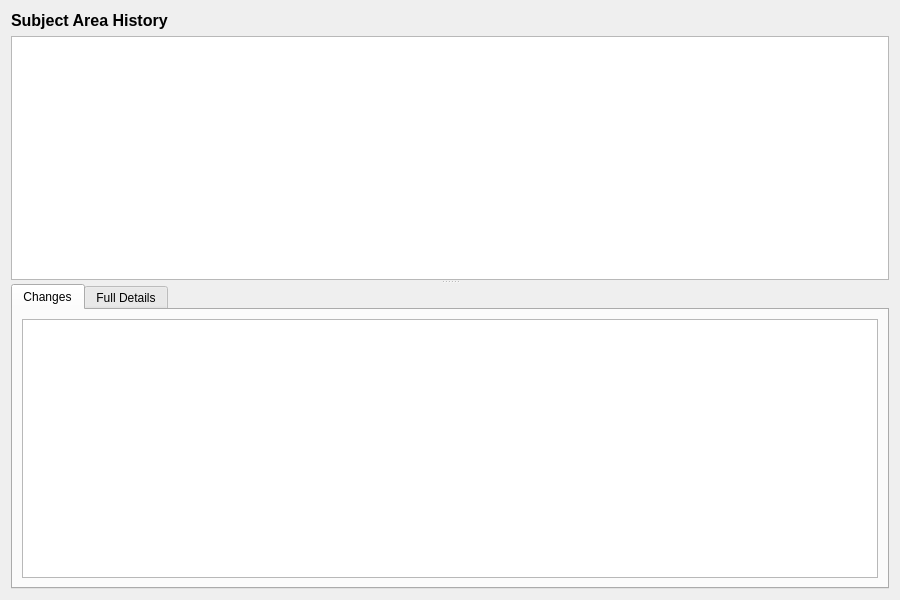
This is projects/ores.qt/ui/SubjectAreaHistoryDialog.ui in OreStudio/OreStudio as Qt 5 draws it before an edit. The edited form follows.
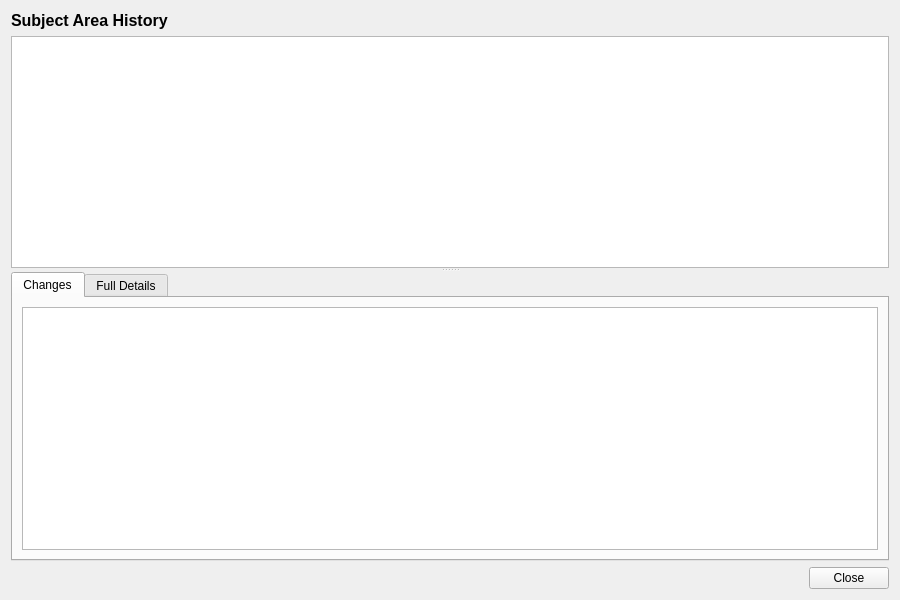
This is the edited form.

Commit message: [qt] Remove toolbars from detail dialogs; add Close button throughout

The edit to the form file:
```diff
--- a/projects/ores.qt/ui/SubjectAreaHistoryDialog.ui
+++ b/projects/ores.qt/ui/SubjectAreaHistoryDialog.ui
@@ -196,6 +196,27 @@
      </widget>
     </widget>
    </item>
+   <item>
+    <layout class="QHBoxLayout" name="buttonLayout">
+     <item>
+      <spacer name="horizontalSpacer">
+       <property name="orientation">
+        <enum>Qt::Horizontal</enum>
+       </property>
+       <property name="sizeHint" stdset="0">
+        <size><width>40</width><height>20</height></size>
+       </property>
+      </spacer>
+     </item>
+     <item>
+      <widget class="QPushButton" name="closeButton">
+       <property name="text">
+        <string>Close</string>
+       </property>
+      </widget>
+     </item>
+    </layout>
+   </item>
   </layout>
  </widget>
  <resources/>
```
The commit also changes 201 other files.
